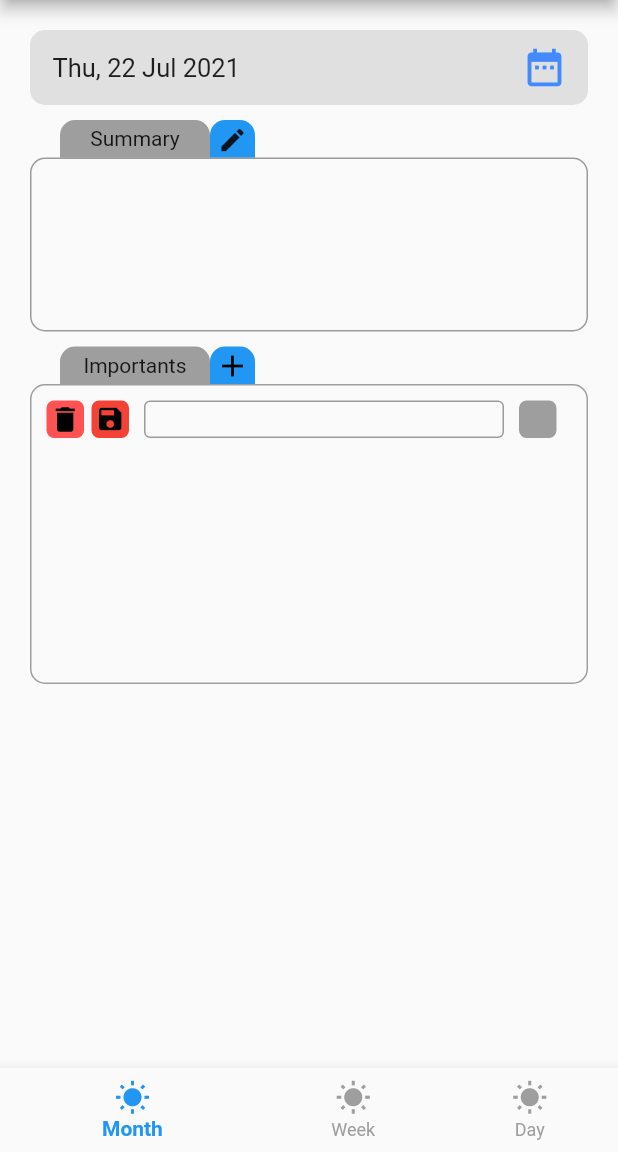
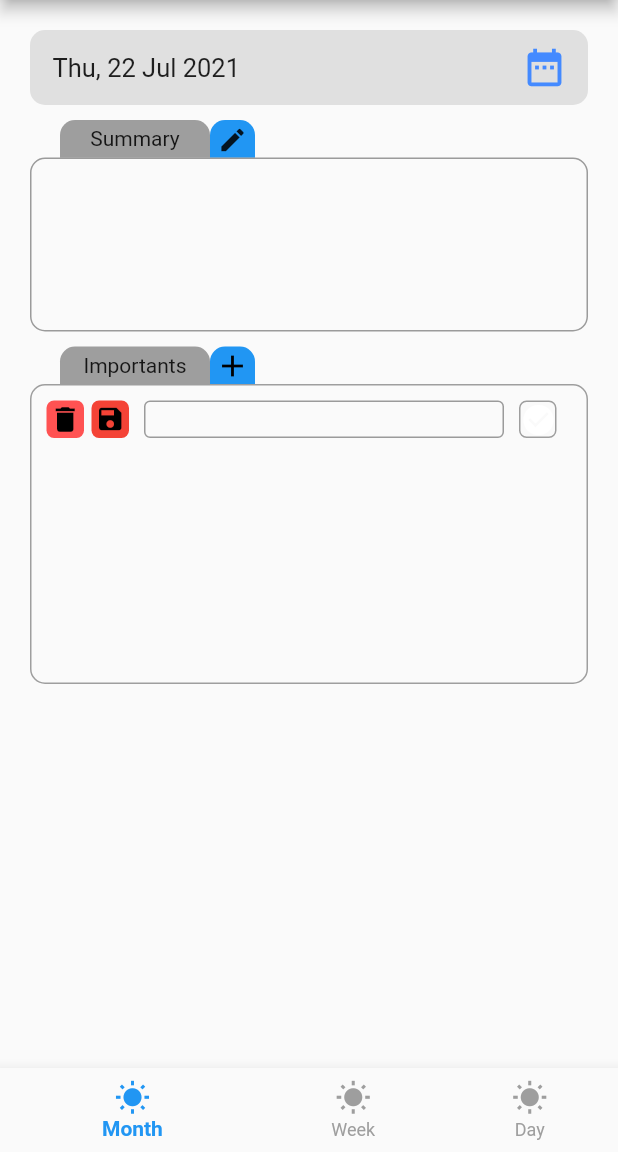
Before and after one commit to imanhavangi/planner, a Flutter app: the screen it shows after launch, after a tap on the "add" icon, on a phone screen of 412 x 824 dp, the part 84-1236 px from its top. Run offline on Flutter 3.47's test engine with Material 2 defaults, Android fonts, the phone set to English and light mode, and no system bars; missing offline and left inert: auto_direction, dart:ffi.

Commit message:
Done CheckBox

```diff
--- a/lib/important.dart
+++ b/lib/important.dart
@@ -7,13 +7,15 @@ class important {
   Color iconColor;
   bool readOnly;
   TextEditingController controller;
+  Color doneColor;
 
-  important(String title, bool done, IconData icon, Color iconColor, bool readOnly){
+  important(String title, bool done, IconData icon, Color iconColor, bool readOnly, Color doneColor){
     this.title = title;
     this.done = done;
     this.icon = icon;
     this.iconColor = iconColor;
     this.readOnly = readOnly;
     controller = new TextEditingController();
+    this.doneColor = doneColor;
   }
 }
--- a/lib/month.dart
+++ b/lib/month.dart
@@ -33,7 +33,7 @@ class _MonthState extends State<Month> {
   // List<bool> importantReadOnly = List<bool>.generate(100, (index) => false);
 
   void _creat(String title, bool done){
-    important imp = new important('', true, Icons.save, Colors.red, false);
+    important imp = new important('', false, Icons.save, Colors.red, false, Colors.white);
     importants.add(imp);
   }
 
@@ -213,8 +213,8 @@ class _MonthState extends State<Month> {
                             ),
                             child: IconButton(icon: Icon(Icons.delete, color: Colors.black,), padding: EdgeInsets.all(0), iconSize: 22,
                               onPressed: (){setState(() {
-                                print('salam: ');
-                                print(index);
+                                // print('salam: ');
+                                // print(index);
                                 importants.removeAt(index);
                               });},
                             ),
@@ -266,23 +266,31 @@ class _MonthState extends State<Month> {
                             width: 25,
                             decoration: BoxDecoration(
                               borderRadius: BorderRadius.all(Radius.circular(5)),
-                              color: Colors.grey,
+                              border: Border.all(color: Colors.grey),
+                            ),
+                            child: IconButton(icon: Icon(Icons.check_circle,color: importants[index].doneColor,), padding: EdgeInsets.all(0),
+                              onPressed: (){setState(() {
+                                if(importants[index].done){
+                                  importants[index].done = false;
+                                  importants[index].doneColor = Colors.white;
+                                }else{
+                                  importants[index].done = true;
+                                  importants[index].doneColor = Colors.green;
+                                }
+                              });},
                             ),
                           )
                         ],
                       ),
-                      // child: TextField(
-                      //   textDirection: ui.TextDirection.rtl,
-                      //   readOnly: false,
-                      //   decoration: InputDecoration(
-                      //       border: OutlineInputBorder()
-                      //   ),
-                      // ),
                     );
                   },
                 ),
               ),
           ),
+          Padding(
+            padding: EdgeInsets.only(left: 20, right: 20),
+
+          )
         ],
       ),
     );
```
